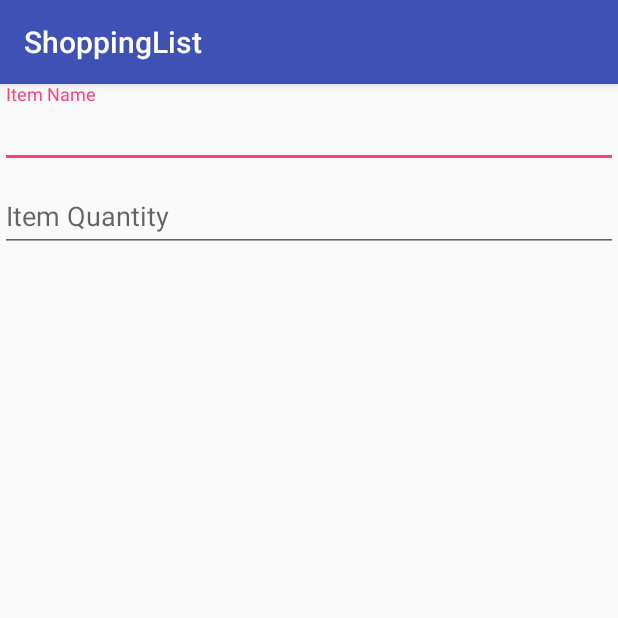
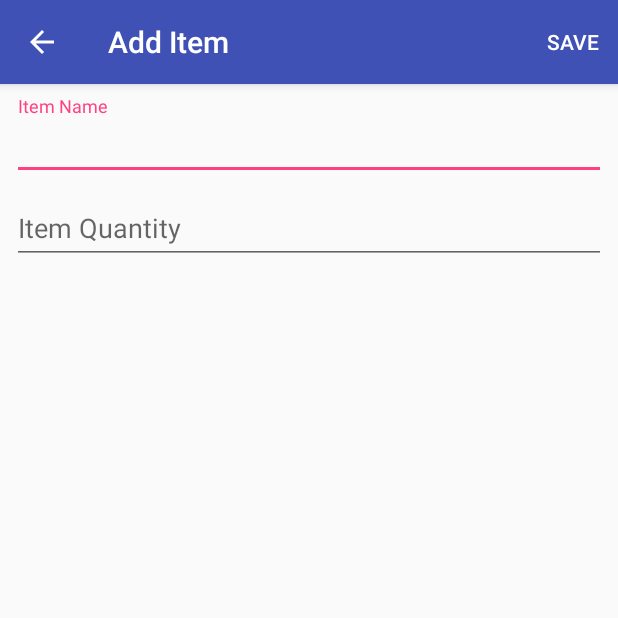
Before and after one commit to indraneelgolthi/ShoppingList, an Android app: the screen it shows after launch (Item_Activity), after a tap on an icon or button, on a phone screen of 412 x 824 dp, the top half of it. Run offline under Robolectric (Android 15) with nearby library versions, the phone set to English and light mode, and no system bars.

Commit message:
Added Menu to Add Item Activity

```diff
--- a/app/src/main/AndroidManifest.xml
+++ b/app/src/main/AndroidManifest.xml
@@ -19,7 +19,10 @@
                 <category android:name="android.intent.category.LAUNCHER" />
             </intent-filter>
         </activity>
-        <activity android:name=".Item_Activity"></activity>
+        <activity android:name=".Item_Activity"
+            android:parentActivityName=".MainActivity">
+
+        </activity>
     </application>
 
 </manifest>
--- a/app/src/main/java/thatbiriyaniguy/shoppinglist/Item_Activity.java
+++ b/app/src/main/java/thatbiriyaniguy/shoppinglist/Item_Activity.java
@@ -2,6 +2,8 @@ package thatbiriyaniguy.shoppinglist;
 
 import android.support.v7.app.AppCompatActivity;
 import android.os.Bundle;
+import android.view.Menu;
+import android.view.MenuItem;
 
 public class Item_Activity extends AppCompatActivity {
 
@@ -9,5 +11,24 @@ public class Item_Activity extends AppCompatActivity {
     protected void onCreate(Bundle savedInstanceState) {
         super.onCreate(savedInstanceState);
         setContentView(R.layout.activity_item_);
+
+        if(getIntent().hasExtra("TITLE")){
+            setTitle(getIntent().getStringExtra("TITLE"));
+        }
+
+    }
+
+    @Override
+    public boolean onCreateOptionsMenu(Menu menu) {
+        getMenuInflater().inflate(R.menu.new_item_menu, menu);
+        return true;
+    }
+
+    @Override
+    public boolean onOptionsItemSelected(MenuItem item) {
+        if(item.getItemId() == R.id.save_action){
+            //Save new item code will come here
+        }
+        return true;
     }
 }
--- a/app/src/main/java/thatbiriyaniguy/shoppinglist/MainActivity.java
+++ b/app/src/main/java/thatbiriyaniguy/shoppinglist/MainActivity.java
@@ -23,31 +23,9 @@ public class MainActivity extends AppCompatActivity {
             @Override
             public void onClick(View view) {
                 Intent i = new Intent(MainActivity.this, Item_Activity.class);
-                i.putExtra("TITLE", "New Item");
+                i.putExtra("TITLE", "Add Item");
                 startActivity(i);
             }
         });
     }
-
-    @Override
-    public boolean onCreateOptionsMenu(Menu menu) {
-        // Inflate the menu; this adds items to the action bar if it is present.
-        getMenuInflater().inflate(R.menu.menu_main, menu);
-        return true;
-    }
-
-    @Override
-    public boolean onOptionsItemSelected(MenuItem item) {
-        // Handle action bar item clicks here. The action bar will
-        // automatically handle clicks on the Home/Up button, so long
-        // as you specify a parent activity in AndroidManifest.xml.
-        int id = item.getItemId();
-
-        //noinspection SimplifiableIfStatement
-        if (id == R.id.action_settings) {
-            return true;
-        }
-
-        return super.onOptionsItemSelected(item);
-    }
 }
--- a/app/src/main/res/layout/activity_item_.xml
+++ b/app/src/main/res/layout/activity_item_.xml
@@ -6,6 +6,9 @@
     android:layout_width="match_parent"
     android:layout_height="match_parent"
     android:orientation="vertical"
+    android:paddingTop="8dp"
+    android:paddingLeft="8dp"
+    android:paddingRight="8dp"
     tools:context="thatbiriyaniguy.shoppinglist.Item_Activity">
 
     <android.support.design.widget.TextInputLayout
--- /dev/null
+++ b/app/src/main/res/menu/new_item_menu.xml
@@ -0,0 +1,11 @@
+<?xml version="1.0" encoding="utf-8"?>
+<menu xmlns:android="http://schemas.android.com/apk/res/android"
+    xmlns:app="http://schemas.android.com/apk/res-auto">
+
+    <item
+        android:title="Save"
+        android:id="@+id/save_action"
+        app:showAsAction="always"
+        />
+
+</menu>
```
